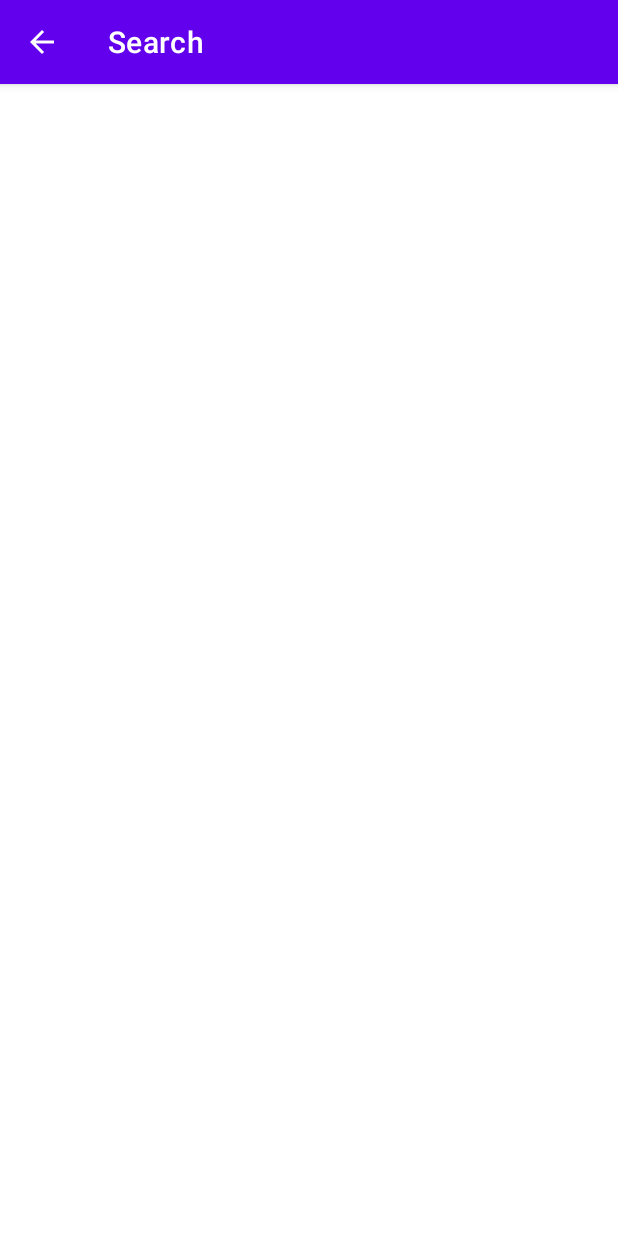
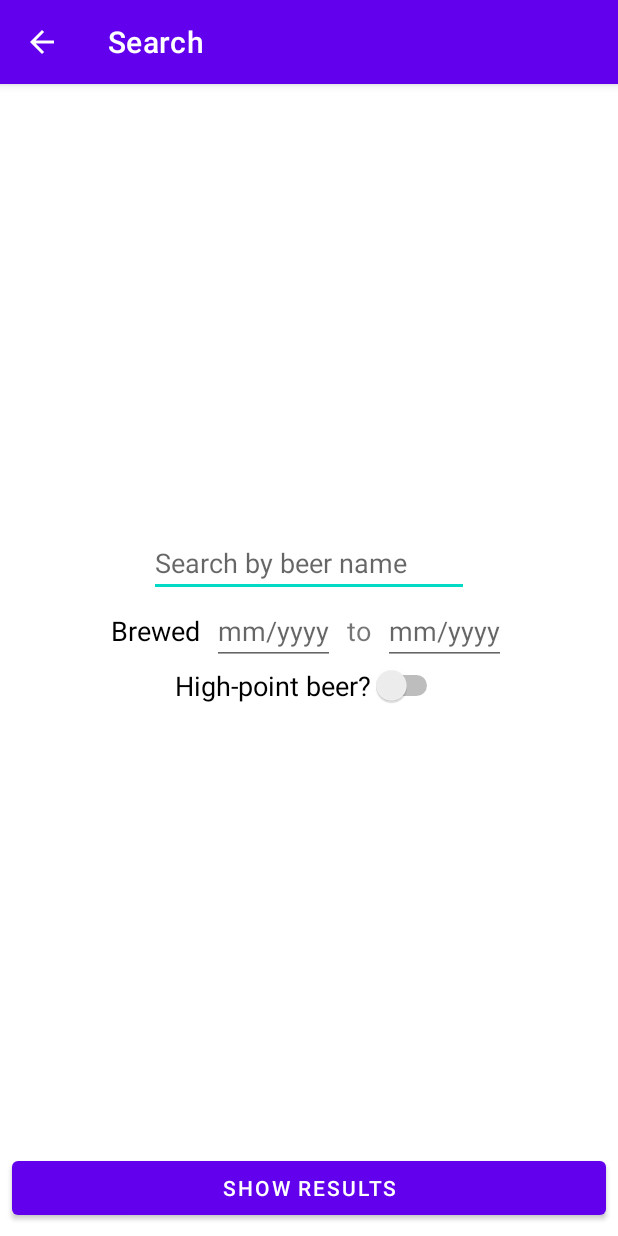
Before and after one commit to kreaselee/COMP371-homework2, an Android app: the SecondActivity screen opened directly, with no data from a screen before it, on a phone screen of 412 x 824 dp. Run offline under Robolectric (Android 15) with nearby library versions, the phone set to English and light mode, and no system bars.

Commit message:
Set up second activity xml

```diff
--- a/app/src/main/res/layout/activity_second.xml
+++ b/app/src/main/res/layout/activity_second.xml
@@ -1,6 +1,109 @@
 <?xml version="1.0" encoding="utf-8"?>
 <androidx.constraintlayout.widget.ConstraintLayout
-    xmlns:android="http://schemas.android.com/apk/res/android" android:layout_width="match_parent"
+    xmlns:android="http://schemas.android.com/apk/res/android"
+    xmlns:app="http://schemas.android.com/apk/res-auto"
+    xmlns:tools="http://schemas.android.com/tools"
+    android:layout_width="match_parent"
     android:layout_height="match_parent">
 
+    <LinearLayout
+        android:id="@+id/linearLayout"
+        android:layout_width="match_parent"
+        android:layout_height="0dp"
+        android:layout_marginStart="8dp"
+        android:layout_marginTop="8dp"
+        android:layout_marginEnd="8dp"
+        android:layout_marginBottom="8dp"
+        android:gravity="center"
+        android:orientation="vertical"
+        app:layout_constraintBottom_toTopOf="@+id/button_search"
+        app:layout_constraintEnd_toEndOf="parent"
+        app:layout_constraintHorizontal_bias="1.0"
+        app:layout_constraintStart_toStartOf="parent"
+        app:layout_constraintTop_toTopOf="parent">
+
+        <EditText
+            android:id="@+id/editText_name"
+            android:layout_width="wrap_content"
+            android:layout_height="wrap_content"
+            android:ems="10"
+            android:hint="@string/editText_name"
+            android:inputType="text"
+            android:text=""
+            android:importantForAutofill="no" />
+
+        <LinearLayout
+            android:layout_width="wrap_content"
+            android:layout_height="wrap_content"
+            android:orientation="horizontal">
+
+            <TextView
+                android:id="@+id/textView_range"
+                android:layout_width="wrap_content"
+                android:layout_height="wrap_content"
+                android:layout_weight="1"
+                android:text="@string/textView_range"
+                android:textColor="@color/black"
+                android:textSize="18sp" />
+
+            <EditText
+                android:id="@+id/editText_to"
+                android:layout_width="wrap_content"
+                android:layout_height="wrap_content"
+                android:layout_marginStart="8dp"
+                android:layout_marginEnd="8dp"
+                android:layout_weight="1"
+                android:hint="@string/editText_date"
+                android:inputType="text"
+                android:text=""
+                android:importantForAutofill="no" />
+
+            <TextView
+                android:id="@+id/textView_to"
+                android:layout_width="wrap_content"
+                android:layout_height="wrap_content"
+                android:layout_weight="1"
+                android:text="@string/textView_to"
+                android:textSize="18sp" />
+
+            <EditText
+                android:id="@+id/editText_from"
+                android:layout_width="wrap_content"
+                android:layout_height="wrap_content"
+                android:layout_marginStart="8dp"
+                android:layout_weight="1"
+                android:hint="@string/editText_date"
+                android:inputType="text"
+                android:text=""
+                android:importantForAutofill="no" />
+        </LinearLayout>
+
+        <LinearLayout
+            android:layout_width="wrap_content"
+            android:layout_height="wrap_content"
+            android:orientation="horizontal">
+
+            <Switch
+                android:id="@+id/switch_highPoint"
+                android:layout_width="0dp"
+                android:layout_height="wrap_content"
+                android:layout_weight="1"
+                android:text="@string/switch_highPoint"
+                android:textSize="18sp"
+                tools:ignore="UseSwitchCompatOrMaterialXml" />
+        </LinearLayout>
+
+    </LinearLayout>
+
+    <Button
+        android:id="@+id/button_search"
+        android:layout_width="match_parent"
+        android:layout_height="wrap_content"
+        android:layout_marginStart="8dp"
+        android:layout_marginEnd="8dp"
+        android:layout_marginBottom="8dp"
+        android:text="@string/button_search"
+        app:layout_constraintBottom_toBottomOf="parent"
+        app:layout_constraintEnd_toEndOf="parent"
+        app:layout_constraintStart_toStartOf="parent" />
 </androidx.constraintlayout.widget.ConstraintLayout>
--- a/app/src/main/res/values/strings.xml
+++ b/app/src/main/res/values/strings.xml
@@ -7,5 +7,11 @@
     <string name="textView_home">Find Your Brew</string>
     <string name="button_home">Get started</string>
 
+    <string name="editText_name">Search by beer name</string>
+    <string name="editText_date">mm/yyyy</string>
+    <string name="textView_range">Brewed</string>
+    <string name="textView_to">to</string>
+    <string name="switch_highPoint">High-point beer?</string>
+    <string name="button_search">Show results</string>
 
 </resources>
```
